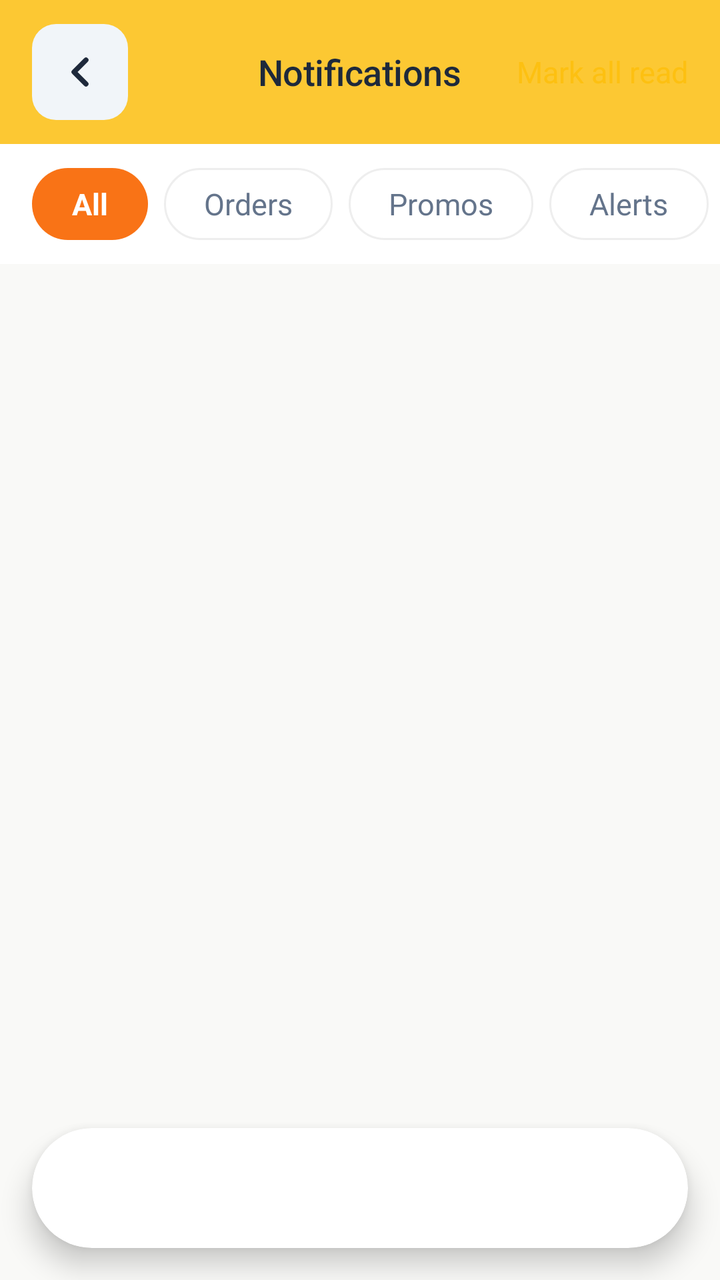
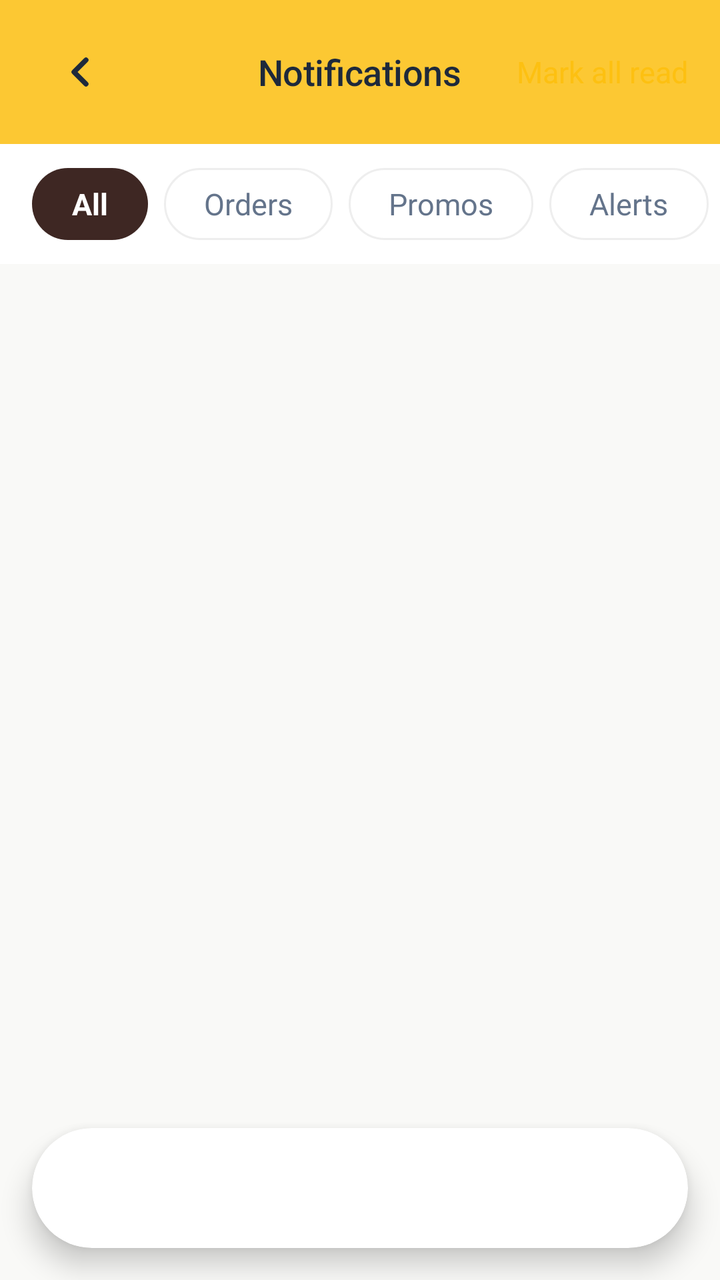

Before-and-after screenshots of an Android layout around one commit, followed by the original layout XML and the change that was made.
<!-- AndroidManifest.xml: application theme Theme.BeckieDealApp -->
<!-- res/layout/activity_notifications.xml -->
﻿<?xml version="1.0" encoding="utf-8"?>
<androidx.constraintlayout.widget.ConstraintLayout xmlns:android="http://schemas.android.com/apk/res/android"
    xmlns:app="http://schemas.android.com/apk/res-auto"
    xmlns:tools="http://schemas.android.com/tools"
    android:layout_width="match_parent"
    android:layout_height="match_parent"
    android:background="@color/background"
    android:fitsSystemWindows="true"
    tools:context=".NotificationsActivity">

    
    <com.google.android.material.appbar.AppBarLayout
        android:id="@+id/appBarLayout"
        android:layout_width="match_parent"
        android:layout_height="wrap_content"
        android:background="@color/topbar_yellow_transparent"
        app:elevation="0dp"
        app:layout_constraintTop_toTopOf="parent">

        <com.google.android.material.appbar.MaterialToolbar
            android:id="@+id/topAppBar"
            android:layout_width="match_parent"
            android:layout_height="72dp"
            app:contentInsetStart="0dp">

            <RelativeLayout
                android:layout_width="match_parent"
                android:layout_height="match_parent"
                android:paddingHorizontal="16dp">

                <ImageView
                    android:id="@+id/backButton"
                    android:layout_width="48dp"
                    android:layout_height="48dp"
                    android:layout_alignParentStart="true"
                    android:layout_centerVertical="true"
                    android:background="@drawable/form_field_background"
                    android:padding="12dp"
                    android:src="@drawable/ic_arrow_left"
                    android:contentDescription="Back"
                    app:tint="@color/text_primary" />

                <TextView
                    android:layout_width="wrap_content"
                    android:layout_height="wrap_content"
                    android:layout_centerInParent="true"
                    android:text="Notifications"
                    android:textAppearance="@style/TextAppearance.App.SectionHeader" />

                <TextView
                    android:id="@+id/markAllReadButton"
                    android:layout_width="wrap_content"
                    android:layout_height="wrap_content"
                    android:layout_alignParentEnd="true"
                    android:layout_centerVertical="true"
                    android:text="Mark all read"
                    android:textAppearance="@style/TextAppearance.App.Body"
                    android:textColor="@color/primary" />

            </RelativeLayout>

        </com.google.android.material.appbar.MaterialToolbar>
    </com.google.android.material.appbar.AppBarLayout>

    
    <HorizontalScrollView
        android:id="@+id/chipScroll"
        android:layout_width="match_parent"
        android:layout_height="wrap_content"
        android:scrollbars="none"
        android:paddingVertical="12dp"
        android:background="@color/surface"
        app:layout_constraintTop_toBottomOf="@id/appBarLayout">

        <LinearLayout
            android:id="@+id/chipContainer"
            android:layout_width="wrap_content"
            android:layout_height="wrap_content"
            android:orientation="horizontal"
            android:paddingHorizontal="16dp">

            <TextView
                android:id="@+id/chipAll"
                android:layout_width="wrap_content"
                android:layout_height="36dp"
                android:gravity="center"
                android:paddingHorizontal="20dp"
                android:layout_marginEnd="8dp"
                android:text="All"
                android:textAppearance="@style/TextAppearance.App.Body"
                android:textStyle="bold"
                android:background="@drawable/chip_selected"
                android:textColor="@color/white_fixed" />

            <TextView
                android:id="@+id/chipOrders"
                android:layout_width="wrap_content"
                android:layout_height="36dp"
                android:gravity="center"
                android:paddingHorizontal="20dp"
                android:layout_marginEnd="8dp"
                android:text="Orders"
                android:textAppearance="@style/TextAppearance.App.Body"
                android:background="@drawable/chip_unselected"
                android:textColor="@color/text_secondary" />

            <TextView
                android:id="@+id/chipPromos"
                android:layout_width="wrap_content"
                android:layout_height="36dp"
                android:gravity="center"
                android:paddingHorizontal="20dp"
                android:layout_marginEnd="8dp"
                android:text="Promos"
                android:textAppearance="@style/TextAppearance.App.Body"
                android:background="@drawable/chip_unselected"
                android:textColor="@color/text_secondary" />

            <TextView
                android:id="@+id/chipAlerts"
                android:layout_width="wrap_content"
                android:layout_height="36dp"
                android:gravity="center"
                android:paddingHorizontal="20dp"
                android:text="Alerts"
                android:textAppearance="@style/TextAppearance.App.Body"
                android:background="@drawable/chip_unselected"
                android:textColor="@color/text_secondary" />

        </LinearLayout>
    </HorizontalScrollView>

    
    <androidx.core.widget.NestedScrollView
        android:layout_width="match_parent"
        android:layout_height="0dp"
        android:fillViewport="true"
        android:clipToPadding="false"
        app:layout_constraintTop_toBottomOf="@id/chipScroll"
        app:layout_constraintBottom_toBottomOf="parent">

        <FrameLayout
            android:layout_width="match_parent"
            android:layout_height="wrap_content">

            
            <LinearLayout
                android:id="@+id/emptyState"
                android:layout_width="match_parent"
                android:layout_height="match_parent"
                android:gravity="center"
                android:orientation="vertical"
                android:padding="40dp"
                android:visibility="gone">

                <ImageView
                    android:layout_width="120dp"
                    android:layout_height="120dp"
                    android:src="@drawable/ic_notifications"
                    app:tint="@color/text_muted" />

                <TextView
                    android:layout_width="wrap_content"
                    android:layout_height="wrap_content"
                    android:layout_marginTop="24dp"
                    android:text="No notifications yet"
                    android:textAppearance="@style/TextAppearance.App.SectionHeader" />

                <TextView
                    android:layout_width="wrap_content"
                    android:layout_height="wrap_content"
                    android:layout_marginTop="8dp"
                    android:gravity="center"
                    android:text="We'll notify you about orders, deals\nand updates."
                    android:textAppearance="@style/TextAppearance.App.Body" />

            </LinearLayout>

            
            <LinearLayout
                android:id="@+id/notificationsList"
                android:layout_width="match_parent"
                android:layout_height="wrap_content"
                android:orientation="vertical"
                android:paddingHorizontal="16dp"
                android:paddingTop="8dp"
                android:paddingBottom="100dp"
                android:clipToPadding="false" />

        </FrameLayout>
    </androidx.core.widget.NestedScrollView>

    
    <include layout="@layout/layout_bottom_nav" />

</androidx.constraintlayout.widget.ConstraintLayout>
<!-- res/layout/layout_bottom_nav.xml (included above) -->
<?xml version="1.0" encoding="utf-8"?>
<FrameLayout
    xmlns:android="http://schemas.android.com/apk/res/android"
    xmlns:app="http://schemas.android.com/apk/res-auto"
    android:id="@+id/bottomNavGlassHost"
    android:layout_width="0dp"
    android:layout_height="wrap_content"
    android:layout_marginStart="@dimen/bottom_nav_side_margin"
    android:layout_marginEnd="@dimen/bottom_nav_side_margin"
    android:layout_marginBottom="@dimen/bottom_nav_bottom_margin"
    android:background="@drawable/bottom_nav_glass_bg"
    android:clipToOutline="true"
    android:elevation="8dp"
    app:layout_constraintBottom_toBottomOf="parent"
    app:layout_constraintStart_toStartOf="parent"
    app:layout_constraintEnd_toEndOf="parent">

    <LinearLayout
        android:id="@+id/customBottomNav"
        android:layout_width="match_parent"
        android:layout_height="60dp"
        android:orientation="horizontal"
        android:gravity="center"
        android:paddingStart="4dp"
        android:paddingEnd="4dp"
        android:weightSum="5.0">

        
        <LinearLayout
            android:id="@+id/navItemHome"
            android:layout_width="0dp"
            android:layout_height="match_parent"
            android:layout_weight="1"
            android:gravity="center"
            android:orientation="horizontal"
            android:clickable="true"
            android:focusable="true"
            android:background="?attr/selectableItemBackgroundBorderless">

            <LinearLayout
                android:id="@+id/navPillHome"
                android:layout_width="wrap_content"
                android:layout_height="34dp"
                android:orientation="horizontal"
                android:gravity="center"
                android:paddingStart="8dp"
                android:paddingEnd="8dp"
                android:background="@drawable/nav_pill_background">

                <ImageView
                    android:id="@+id/navIconHome"
                    android:layout_width="20dp"
                    android:layout_height="20dp"
                    android:src="@drawable/bottom_nav_home_icon"
                    android:scaleType="fitCenter" />

                <TextView
                    android:id="@+id/navLabelHome"
                    android:layout_width="wrap_content"
                    android:layout_height="wrap_content"
                    android:layout_marginStart="5dp"
                    android:text="Home"
                    android:textSize="11sp"
                    android:textStyle="bold"
                    android:visibility="gone"
                    android:alpha="0"
                    android:includeFontPadding="false" />
            </LinearLayout>
        </LinearLayout>

        
        <LinearLayout
            android:id="@+id/navItemCategories"
            android:layout_width="0dp"
            android:layout_height="match_parent"
            android:layout_weight="1"
            android:gravity="center"
            android:orientation="horizontal"
            android:clickable="true"
            android:focusable="true"
            android:background="?attr/selectableItemBackgroundBorderless">

            <LinearLayout
                android:id="@+id/navPillCategories"
                android:layout_width="wrap_content"
                android:layout_height="34dp"
                android:orientation="horizontal"
                android:gravity="center"
                android:paddingStart="8dp"
                android:paddingEnd="8dp"
                android:background="@drawable/nav_pill_background">

                <ImageView
                    android:id="@+id/navIconCategories"
                    android:layout_width="20dp"
                    android:layout_height="20dp"
                    android:src="@drawable/bottom_nav_categories_icon"
                    android:scaleType="fitCenter" />

                <TextView
                    android:id="@+id/navLabelCategories"
                    android:layout_width="wrap_content"
                    android:layout_height="wrap_content"
                    android:layout_marginStart="5dp"
                    android:text="Categories"
                    android:textSize="11sp"
                    android:textStyle="bold"
                    android:visibility="gone"
                    android:alpha="0"
                    android:includeFontPadding="false"
                    android:maxLines="1" />
            </LinearLayout>
        </LinearLayout>

        
        <LinearLayout
            android:id="@+id/navItemWishlist"
            android:layout_width="0dp"
            android:layout_height="match_parent"
            android:layout_weight="1"
            android:gravity="center"
            android:orientation="horizontal"
            android:clickable="true"
            android:focusable="true"
            android:background="?attr/selectableItemBackgroundBorderless">

            <LinearLayout
                android:id="@+id/navPillWishlist"
                android:layout_width="wrap_content"
                android:layout_height="34dp"
                android:orientation="horizontal"
                android:gravity="center"
                android:paddingStart="8dp"
                android:paddingEnd="8dp"
                android:background="@drawable/nav_pill_background">

                <ImageView
                    android:id="@+id/navIconWishlist"
                    android:layout_width="20dp"
                    android:layout_height="20dp"
                    android:src="@drawable/bottom_nav_favorites_icon"
                    android:scaleType="fitCenter" />

                <TextView
                    android:id="@+id/navLabelWishlist"
                    android:layout_width="wrap_content"
                    android:layout_height="wrap_content"
                    android:layout_marginStart="5dp"
                    android:text="Wishlist"
                    android:textSize="11sp"
                    android:textStyle="bold"
                    android:visibility="gone"
                    android:alpha="0"
                    android:includeFontPadding="false"
                    android:maxLines="1" />
            </LinearLayout>
        </LinearLayout>

        
        <LinearLayout
            android:id="@+id/navItemCart"
            android:layout_width="0dp"
            android:layout_height="match_parent"
            android:layout_weight="1"
            android:gravity="center"
            android:orientation="horizontal"
            android:clickable="true"
            android:focusable="true"
            android:background="?attr/selectableItemBackgroundBorderless">

            <LinearLayout
                android:id="@+id/navPillCart"
                android:layout_width="wrap_content"
                android:layout_height="34dp"
                android:orientation="horizontal"
                android:gravity="center"
                android:paddingStart="8dp"
                android:paddingEnd="8dp"
                android:background="@drawable/nav_pill_background">

                <ImageView
                    android:id="@+id/navIconCart"
                    android:layout_width="20dp"
                    android:layout_height="20dp"
                    android:src="@drawable/bottom_nav_cart_icon"
                    android:scaleType="fitCenter" />

                
                <FrameLayout
                    android:layout_width="wrap_content"
                    android:layout_height="wrap_content"
                    android:layout_marginStart="-6dp"
                    android:layout_marginTop="-4dp">
                    
                    <TextView
                        android:id="@+id/cartBadge"
                        android:layout_width="16dp"
                        android:layout_height="16dp"
                        android:background="@drawable/badge_pill"
                        android:backgroundTint="@color/primary"
                        android:textSize="9sp"
                        android:textStyle="bold"
                        android:textColor="@color/white_fixed"
                        android:visibility="gone"
                        android:includeFontPadding="false"
                        android:gravity="center" />
                </FrameLayout>

                <TextView
                    android:id="@+id/navLabelCart"
                    android:layout_width="wrap_content"
                    android:layout_height="wrap_content"
                    android:layout_marginStart="5dp"
                    android:text="Cart"
                    android:textSize="11sp"
                    android:textStyle="bold"
                    android:visibility="gone"
                    android:alpha="0"
                    android:includeFontPadding="false" />
            </LinearLayout>
        </LinearLayout>

        
        <LinearLayout
            android:id="@+id/navItemAccount"
            android:layout_width="0dp"
            android:layout_height="match_parent"
            android:layout_weight="1"
            android:gravity="center"
            android:orientation="horizontal"
            android:clickable="true"
            android:focusable="true"
            android:background="?attr/selectableItemBackgroundBorderless">

            <LinearLayout
                android:id="@+id/navPillAccount"
                android:layout_width="wrap_content"
                android:layout_height="34dp"
                android:orientation="horizontal"
                android:gravity="center"
                android:paddingStart="8dp"
                android:paddingEnd="8dp"
                android:background="@drawable/nav_pill_background">

                <ImageView
                    android:id="@+id/navIconAccount"
                    android:layout_width="20dp"
                    android:layout_height="20dp"
                    android:src="@drawable/bottom_nav_account_icon"
                    android:scaleType="fitCenter" />

                <TextView
                    android:id="@+id/navLabelAccount"
                    android:layout_width="wrap_content"
                    android:layout_height="wrap_content"
                    android:layout_marginStart="5dp"
                    android:text="Account"
                    android:textSize="11sp"
                    android:textStyle="bold"
                    android:visibility="gone"
                    android:alpha="0"
                    android:includeFontPadding="false" />
            </LinearLayout>
        </LinearLayout>

    </LinearLayout>

</FrameLayout>
<!-- resources referenced by this layout -->
<resources>
  <color name="background">#F9F9F7</color>
  <color name="primary">#FDC011</color>
  <color name="surface">#FFFFFF</color>
  <color name="text_muted">#94A3B8</color>
  <color name="text_primary">#1E293B</color>
  <color name="text_secondary">#64748B</color>
  <color name="topbar_yellow_transparent">#D9FDC011</color>
  <color name="white_fixed">#FFFFFF</color>
  <dimen name="bottom_nav_bottom_margin">16dp</dimen>
  <dimen name="bottom_nav_side_margin">16dp</dimen>
  <!-- drawable bottom_nav_glass_bg (drawable) -->
  <?xml version="1.0" encoding="utf-8"?>
  <shape xmlns:android="http://schemas.android.com/apk/res/android"
      android:shape="rectangle">
      <solid android:color="@color/surface" />
      <corners android:radius="32dp" />
  </shape>
  <!-- drawable chip_selected (drawable) -->
  <?xml version="1.0" encoding="utf-8"?>
  <shape xmlns:android="http://schemas.android.com/apk/res/android"
      android:shape="rectangle">
      <solid android:color="#F97316" />
      <corners android:radius="@dimen/chip_pill_radius" />
  </shape>
  <!-- drawable form_field_background (drawable) -->
  <?xml version="1.0" encoding="utf-8"?>
  <shape xmlns:android="http://schemas.android.com/apk/res/android">
      <solid android:color="@color/input_background" />
      <corners android:radius="12dp" />
  </shape>
  <style name="Theme.BeckieDealApp" parent="Base.Theme.BeckieDealApp">
          <item name="buttonStyle">@style/Widget.App.Button</item>
          <item name="materialButtonStyle">@style/Widget.App.Button</item>
      </style>
  <dimen name="chip_pill_radius">20dp</dimen>
  <dimen name="chip_stroke_width">1dp</dimen>
  <color name="input_background">#F1F5F9</color>
  <style name="Widget.App.Button" parent="Widget.Material3.Button">
          <item name="shapeAppearance">@style/ShapeAppearance.App.Button.Pill</item>
          <item name="android:textAppearance">@style/TextAppearance.App.Button</item>
      </style>
  <color name="on_primary">#FFFFFF</color>
  <color name="primary_container">#FDC011</color>
  <color name="on_primary_container">#582200</color>
  <color name="chip_selected_bg">#3E2723</color>
  <color name="on_surface">#251913</color>
  <style name="TextAppearance.App.ScreenTitle" parent="TextAppearance.Material3.HeadlineMedium">
          <item name="android:fontFamily">@font/amulya_bold</item>
          <item name="android:textSize">28sp</item>
          <item name="android:letterSpacing">-0.02</item>
          <item name="android:textColor">#000000</item>
      </style>
  <style name="TextAppearance.App.PriceHero" parent="TextAppearance.Material3.TitleLarge">
          <item name="android:fontFamily">@font/amulya_bold</item>
          <item name="android:textSize">22sp</item>
          <item name="android:letterSpacing">-0.01</item>
          <item name="android:textColor">@color/text_primary</item>
      </style>
  <style name="TextAppearance.App.CardProductName" parent="TextAppearance.Material3.BodyLarge">
          <item name="android:fontFamily">@font/synonym_medium</item>
          <item name="android:textSize">15sp</item>
          <item name="android:letterSpacing">0</item>
          <item name="android:textColor">@color/text_primary</item>
      </style>
  <style name="TextAppearance.App.Button" parent="TextAppearance.Material3.LabelLarge">
          <item name="android:fontFamily">@font/synonym_semibold</item>
          <item name="android:textSize">15sp</item>
          <item name="android:letterSpacing">0.01</item>
          <item name="android:textAllCaps">false</item>
      </style>
  <style name="ShapeAppearance.App.Button.Pill" parent="">
          <item name="cornerFamily">rounded</item>
          <item name="cornerSize">50%</item>
      </style>
  <color name="nav_indicator_fill">#FFF1EB</color>
  <style name="ShapeAppearance.App.BottomNav.ActiveIndicator" parent="">
          <item name="cornerFamily">rounded</item>
          <item name="cornerSize">50%</item>
      </style>
  <!-- unchanged entries left out for length: 39 -->
</resources>

<!-- the commit's change to res/layout/activity_notifications.xml (unified diff, before → after) -->
@@ -34,7 +34,7 @@
                     android:layout_height="48dp"
                     android:layout_alignParentStart="true"
                     android:layout_centerVertical="true"
-                    android:background="@drawable/form_field_background"
+
                     android:padding="12dp"
                     android:src="@drawable/ic_arrow_left"
                     android:contentDescription="Back"
<!-- resource entries referenced after the edit -->
@@ -21,14 +21,8 @@
   <?xml version="1.0" encoding="utf-8"?>
   <shape xmlns:android="http://schemas.android.com/apk/res/android"
       android:shape="rectangle">
-      <solid android:color="#F97316" />
+      <solid android:color="@color/chip_selected_bg" />
       <corners android:radius="@dimen/chip_pill_radius" />
-  </shape>
-  <!-- drawable form_field_background (drawable) -->
-  <?xml version="1.0" encoding="utf-8"?>
-  <shape xmlns:android="http://schemas.android.com/apk/res/android">
-      <solid android:color="@color/input_background" />
-      <corners android:radius="12dp" />
   </shape>
   <style name="Theme.BeckieDealApp" parent="Base.Theme.BeckieDealApp">
           <item name="buttonStyle">@style/Widget.App.Button</item>
@@ -36,7 +30,6 @@
       </style>
   <dimen name="chip_pill_radius">20dp</dimen>
   <dimen name="chip_stroke_width">1dp</dimen>
-  <color name="input_background">#F1F5F9</color>
   <style name="Widget.App.Button" parent="Widget.Material3.Button">
           <item name="shapeAppearance">@style/ShapeAppearance.App.Button.Pill</item>
           <item name="android:textAppearance">@style/TextAppearance.App.Button</item>
